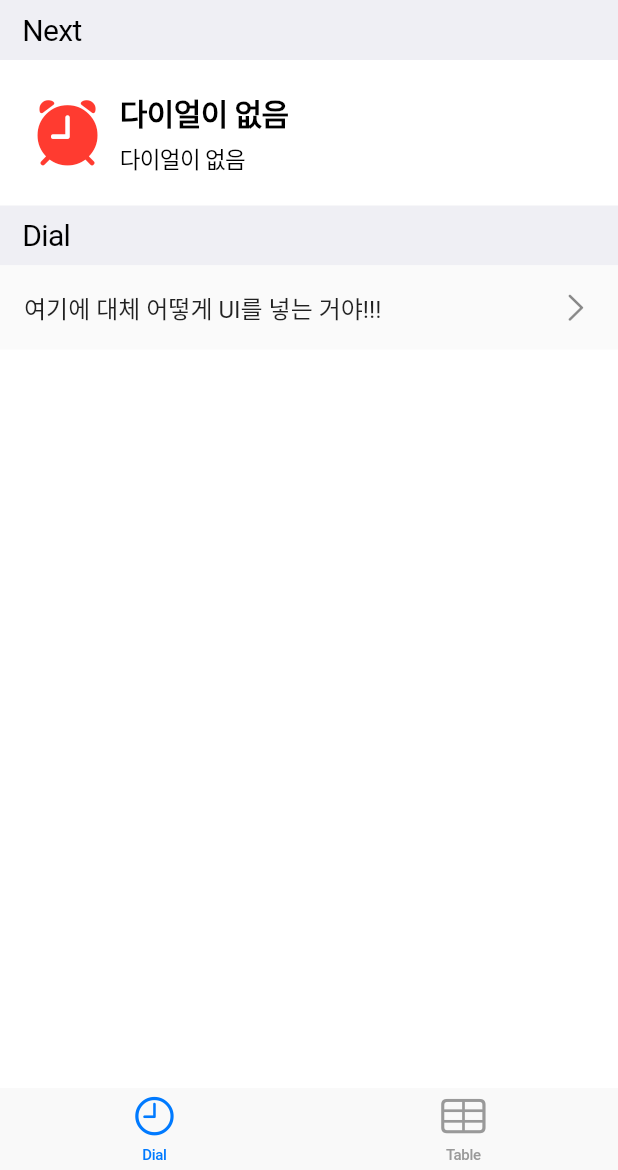
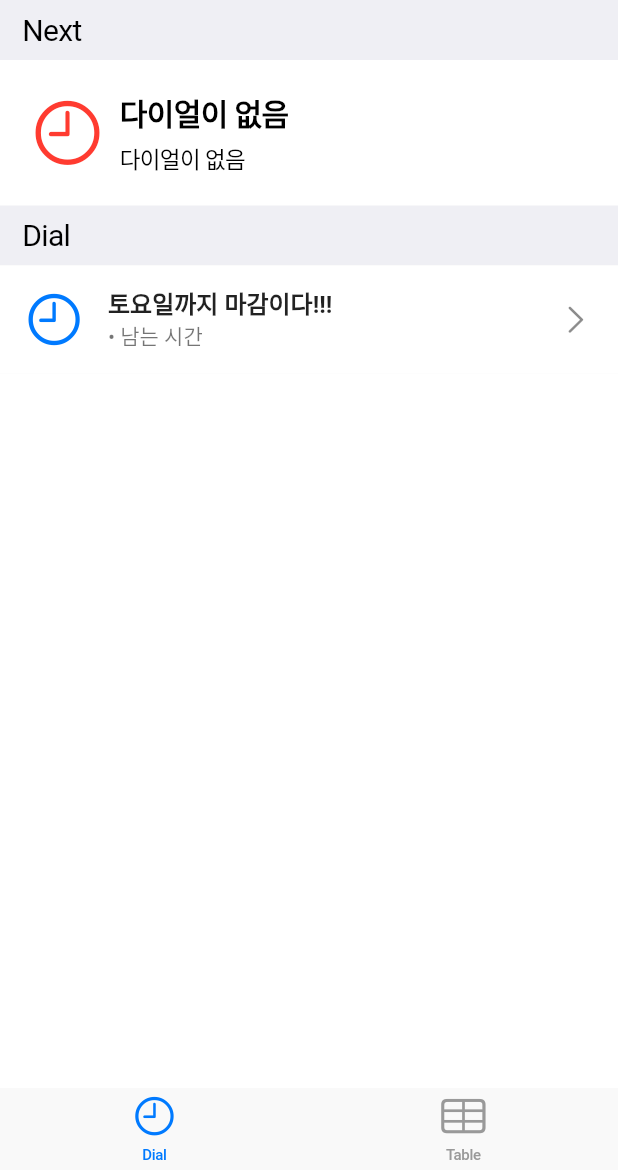
Before and after one commit to ProjectFRIDAY/Plan-Dial-Renewal, a Flutter app: the screen it shows after launch, on a phone screen of 412 x 824 dp, the part 66-1236 px from its top. Run offline on Flutter 3.47's test engine with Material 2 defaults, Android fonts, the phone set to English and light mode, and no system bars; drawn by our look-alikes of flutter_slidable; our stand-ins replace flutter_local_notifications, sqflite, syncfusion_flutter_calendar, timezone; missing offline and left inert: cupertino_list_tile; accounts and stored records are empty.

Commit message:
feat : slide list UI 추가

```diff
--- a/lib/screens/main.dart
+++ b/lib/screens/main.dart
@@ -92,7 +92,7 @@ class _MyHomePageState extends State<MyHomePage> implements Observer {
                   ? Dial.secondsToString(urgentDial.getLeftTimeInSeconds())
                   : "다이얼이 없음",
               icon: const Icon(
-                CupertinoIcons.alarm_fill,
+                CupertinoIcons.clock,
                 color: CupertinoColors.systemRed,
                 size: 50,
               ),
@@ -136,7 +136,7 @@ class ListViewWidget extends StatefulWidget {
 
   ListViewWidget(Color color, {Key? key}) : super(key: key) {
     icon = Icon(
-      CupertinoIcons.alarm_fill,
+      CupertinoIcons.clock,
       color: color,
       size: 35,
     );
@@ -185,7 +185,12 @@ class _ListViewState extends State<ListViewWidget> implements Observer {
             // The child of the Slidable is what the user sees when the
             // component is not dragged.
             child: ListTile(
-                title: Text('여기에 대체 어떻게 UI를 넣는 거야!!!'),
+                tileColor: CupertinoColors.white,
+                leading: Icon(CupertinoIcons.clock,
+                    color: CupertinoColors.activeBlue, size: 40),
+                title: Text('토요일까지 마감이다!!!',
+                    style: TextStyle(fontWeight: FontWeight.w600)),
+                subtitle: Text('• 남는 시간'),
                 trailing: Icon(CupertinoIcons.right_chevron)),
           ),
         ),
```
